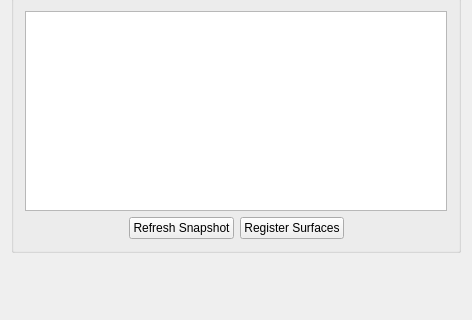
Before: the Qt Designer form Plugins/org.mitk.gui.qt.tofregistration/src/internal/QmitkTOFRegistrationViewControls.ui in mechmaster/MITK, drawn with Qt 5; both pictures show x 0 to 472 and y 444 to 764 of the 472 by 764 pixel window.
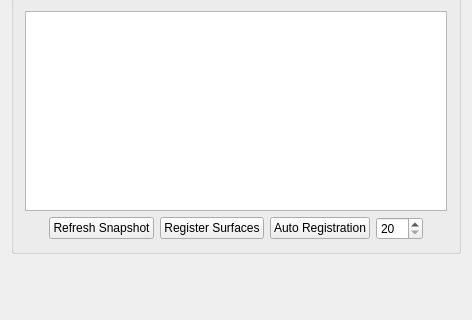
After: the same form once the commit is applied. Custom widgets are drawn as their Qt base class.

Commit message: Auto registration controlling via new UI elements

```diff
--- a/Plugins/org.mitk.gui.qt.tofregistration/src/internal/QmitkTOFRegistrationViewControls.ui
+++ b/Plugins/org.mitk.gui.qt.tofregistration/src/internal/QmitkTOFRegistrationViewControls.ui
@@ -352,6 +352,29 @@
           </property>
          </widget>
         </item>
+        <item>
+         <widget class="QPushButton" name="m_AutoRegistrationCheckButton">
+          <property name="text">
+           <string>Auto Registration</string>
+          </property>
+          <property name="checkable">
+           <bool>true</bool>
+          </property>
+         </widget>
+        </item>
+        <item>
+         <widget class="QSpinBox" name="m_AutoRegIntervalSecSpinBox">
+          <property name="suffix">
+           <string/>
+          </property>
+          <property name="minimum">
+           <number>20</number>
+          </property>
+          <property name="maximum">
+           <number>500</number>
+          </property>
+         </widget>
+        </item>
         <item>
          <spacer name="horizontalSpacer_2">
           <property name="orientation">
```
The commit also changes 2 other files.
